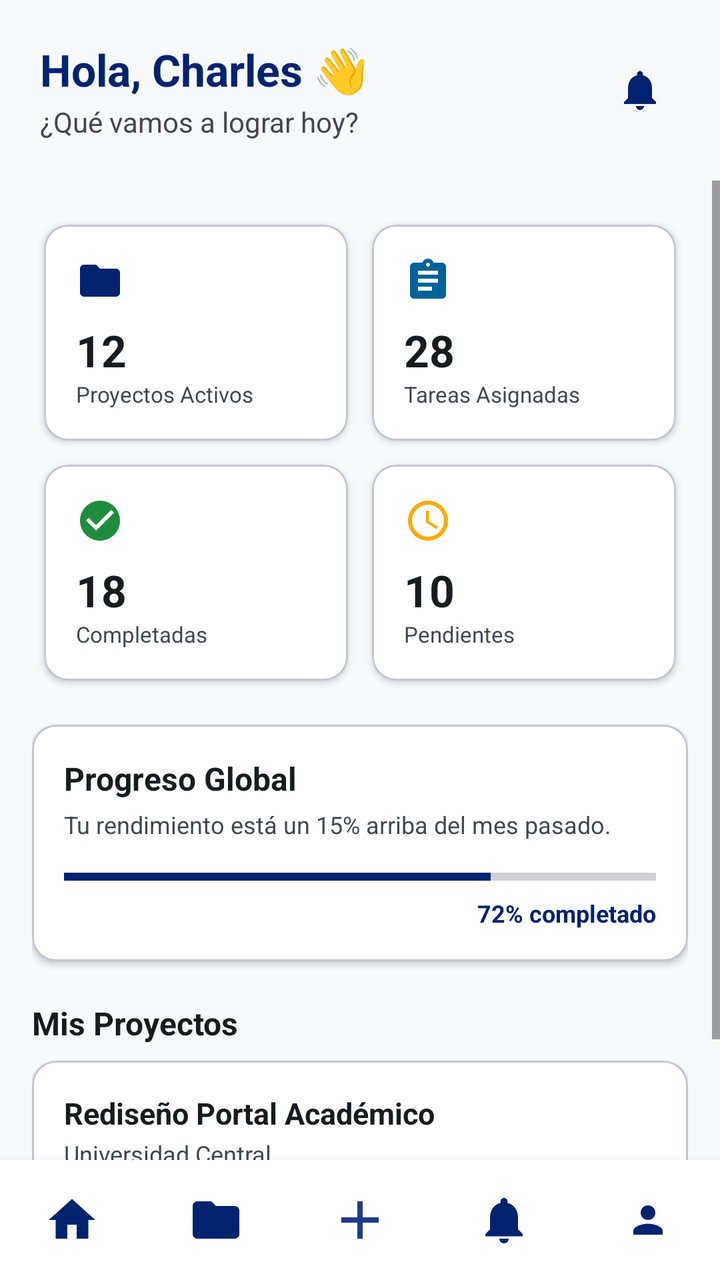
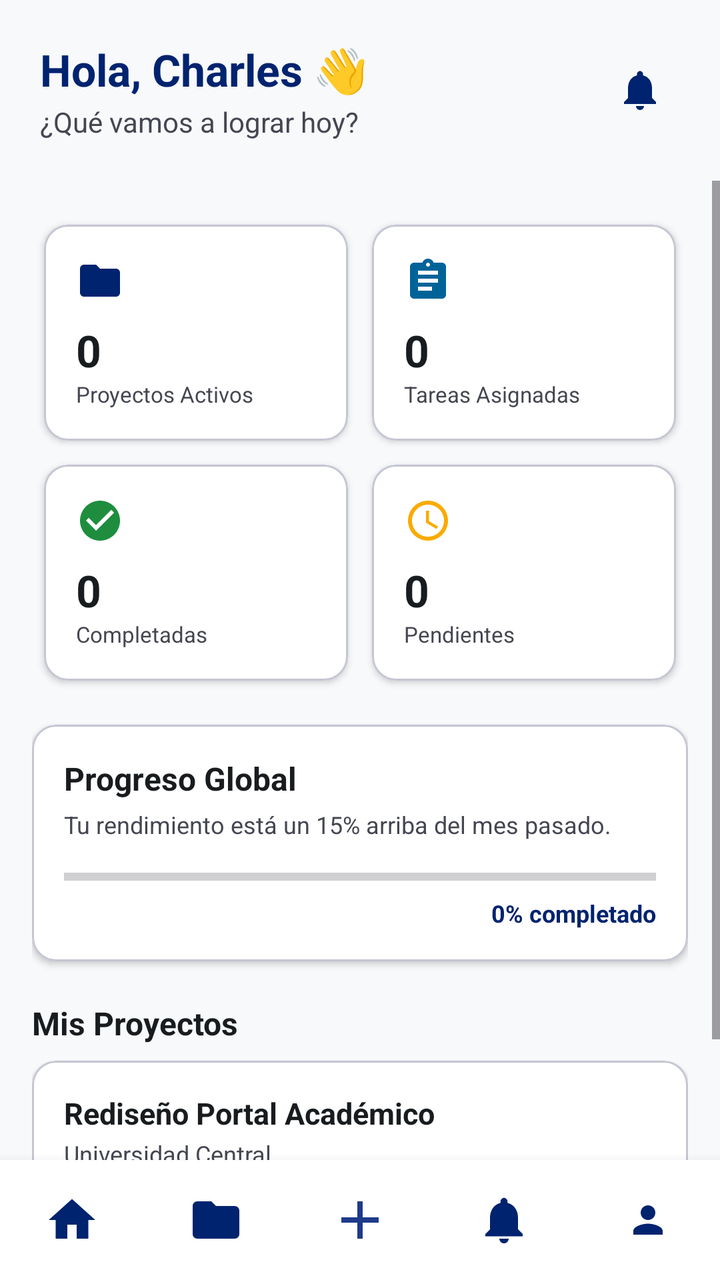

Screens rendered from an Android XML layout before and after an edit, with the pre-edit source and the edit as a unified diff.
<!-- AndroidManifest.xml: application theme Theme.MaquetaGestia -->
<!-- res/layout/activity_main.xml -->
<?xml version="1.0" encoding="utf-8"?>
<RelativeLayout xmlns:android="http://schemas.android.com/apk/res/android"
    xmlns:app="http://schemas.android.com/apk/res-auto"
    xmlns:tools="http://schemas.android.com/tools"
    android:id="@+id/main"
    android:layout_width="match_parent"
    android:layout_height="match_parent"
    android:background="@color/background"
    tools:context=".vista.MainActivity">

    
    <RelativeLayout
        android:id="@+id/headerTop"
        android:layout_width="match_parent"
        android:layout_height="wrap_content"
        android:padding="20dp">

        <LinearLayout
            android:layout_width="wrap_content"
            android:layout_height="wrap_content"
            android:layout_alignParentStart="true"
            android:orientation="vertical">

            <TextView
                android:id="@+id/tvGreeting"
                android:layout_width="wrap_content"
                android:layout_height="wrap_content"
                android:text="Hola, Charles 👋"
                android:textColor="@color/primary"
                android:textSize="22sp"
                android:textStyle="bold" />

            <TextView
                android:layout_width="wrap_content"
                android:layout_height="wrap_content"
                android:layout_marginTop="2dp"
                android:text="¿Qué vamos a lograr hoy?"
                android:textColor="@color/on_surface_variant"
                android:textSize="14sp" />
        </LinearLayout>

        
        <ImageButton
            android:id="@+id/btnNotifications"
            android:layout_width="40dp"
            android:layout_height="40dp"
            android:layout_alignParentEnd="true"
            android:layout_centerVertical="true"
            android:background="?attr/selectableItemBackgroundBorderless"
            android:contentDescription="Notificaciones"
            android:onClick="abrirNotificaciones"
            android:src="@drawable/ic_notifications"
            app:tint="@color/primary" />
    </RelativeLayout>

    
    <ScrollView
        android:layout_width="match_parent"
        android:layout_height="match_parent"
        android:layout_above="@id/bottomNavigation"
        android:layout_below="@id/headerTop"
        android:fillViewport="true">

        <LinearLayout
            android:layout_width="match_parent"
            android:layout_height="wrap_content"
            android:orientation="vertical"
            android:padding="16dp">

            
            <GridLayout
                android:layout_width="match_parent"
                android:layout_height="wrap_content"
                android:columnCount="2"
                android:rowCount="2">

                
                <com.google.android.material.card.MaterialCardView
                    android:layout_width="0dp"
                    android:layout_height="wrap_content"
                    android:layout_rowWeight="1"
                    android:layout_columnWeight="1"
                    android:layout_margin="6dp"
                    app:cardBackgroundColor="@color/surface_container_lowest"
                    app:cardCornerRadius="12dp"
                    app:cardElevation="2dp"
                    app:strokeColor="@color/outline_variant">

                    <LinearLayout
                        android:layout_width="match_parent"
                        android:layout_height="wrap_content"
                        android:onClick="abrirPantallaProyectos"
                        android:orientation="vertical"
                        android:padding="16dp">

                        <ImageView
                            android:layout_width="24dp"
                            android:layout_height="24dp"
                            android:src="@drawable/ic_folder"
                            app:tint="@color/primary" />

                        <TextView
                            android:layout_width="wrap_content"
                            android:layout_height="wrap_content"
                            android:layout_marginTop="8dp"
                            android:text="12"
                            android:textColor="@color/on_surface"
                            android:textSize="22sp"
                            android:textStyle="bold" />

                        <TextView
                            android:layout_width="wrap_content"
                            android:layout_height="wrap_content"
                            android:text="Proyectos Activos"
                            android:textColor="@color/on_surface_variant"
                            android:textSize="11sp" />
                    </LinearLayout>
                </com.google.android.material.card.MaterialCardView>

                
                <com.google.android.material.card.MaterialCardView
                    android:layout_width="0dp"
                    android:layout_height="wrap_content"
                    android:layout_rowWeight="1"
                    android:layout_columnWeight="1"
                    android:layout_margin="6dp"
                    app:cardBackgroundColor="@color/surface_container_lowest"
                    app:cardCornerRadius="12dp"
                    app:cardElevation="2dp"
                    app:strokeColor="@color/outline_variant">

                    <LinearLayout
                        android:layout_width="match_parent"
                        android:layout_height="wrap_content"
                        android:orientation="vertical"
                        android:padding="16dp">

                        <ImageView
                            android:layout_width="24dp"
                            android:layout_height="24dp"
                            android:src="@drawable/ic_assignment"
                            app:tint="@color/secondary" />

                        <TextView
                            android:layout_width="wrap_content"
                            android:layout_height="wrap_content"
                            android:layout_marginTop="8dp"
                            android:text="28"
                            android:textColor="@color/on_surface"
                            android:textSize="22sp"
                            android:textStyle="bold" />

                        <TextView
                            android:layout_width="wrap_content"
                            android:layout_height="wrap_content"
                            android:text="Tareas Asignadas"
                            android:textColor="@color/on_surface_variant"
                            android:textSize="11sp" />
                    </LinearLayout>
                </com.google.android.material.card.MaterialCardView>

                
                <com.google.android.material.card.MaterialCardView
                    android:layout_width="0dp"
                    android:layout_height="wrap_content"
                    android:layout_rowWeight="1"
                    android:layout_columnWeight="1"
                    android:layout_margin="6dp"
                    app:cardBackgroundColor="@color/surface_container_lowest"
                    app:cardCornerRadius="12dp"
                    app:cardElevation="2dp"
                    app:strokeColor="@color/outline_variant">

                    <LinearLayout
                        android:layout_width="match_parent"
                        android:layout_height="wrap_content"
                        android:orientation="vertical"
                        android:padding="16dp">

                        <ImageView
                            android:layout_width="24dp"
                            android:layout_height="24dp"
                            android:src="@drawable/ic_check_circle"
                            app:tint="@color/success_green" />

                        <TextView
                            android:layout_width="wrap_content"
                            android:layout_height="wrap_content"
                            android:layout_marginTop="8dp"
                            android:text="18"
                            android:textColor="@color/on_surface"
                            android:textSize="22sp"
                            android:textStyle="bold" />

                        <TextView
                            android:layout_width="wrap_content"
                            android:layout_height="wrap_content"
                            android:text="Completadas"
                            android:textColor="@color/on_surface_variant"
                            android:textSize="11sp" />
                    </LinearLayout>
                </com.google.android.material.card.MaterialCardView>

                
                <com.google.android.material.card.MaterialCardView
                    android:layout_width="0dp"
                    android:layout_height="wrap_content"
                    android:layout_rowWeight="1"
                    android:layout_columnWeight="1"
                    android:layout_margin="6dp"
                    app:cardBackgroundColor="@color/surface_container_lowest"
                    app:cardCornerRadius="12dp"
                    app:cardElevation="2dp"
                    app:strokeColor="@color/outline_variant">

                    <LinearLayout
                        android:layout_width="match_parent"
                        android:layout_height="wrap_content"
                        android:orientation="vertical"
                        android:padding="16dp">

                        <ImageView
                            android:layout_width="24dp"
                            android:layout_height="24dp"
                            android:src="@drawable/ic_schedule"
                            app:tint="@color/warning_amber" />

                        <TextView
                            android:layout_width="wrap_content"
                            android:layout_height="wrap_content"
                            android:layout_marginTop="8dp"
                            android:text="10"
                            android:textColor="@color/on_surface"
                            android:textSize="22sp"
                            android:textStyle="bold" />

                        <TextView
                            android:layout_width="wrap_content"
                            android:layout_height="wrap_content"
                            android:text="Pendientes"
                            android:textColor="@color/on_surface_variant"
                            android:textSize="11sp" />
                    </LinearLayout>
                </com.google.android.material.card.MaterialCardView>

            </GridLayout>

            
            <com.google.android.material.card.MaterialCardView
                android:layout_width="match_parent"
                android:layout_height="wrap_content"
                android:layout_marginTop="16dp"
                app:cardBackgroundColor="@color/surface_container_lowest"
                app:cardCornerRadius="12dp"
                app:cardElevation="2dp"
                app:strokeColor="@color/outline_variant">

                <LinearLayout
                    android:layout_width="match_parent"
                    android:layout_height="wrap_content"
                    android:onClick="abrirEstadisticas"
                    android:orientation="vertical"
                    android:padding="16dp">

                    <TextView
                        android:layout_width="wrap_content"
                        android:layout_height="wrap_content"
                        android:text="Progreso Global"
                        android:textColor="@color/on_surface"
                        android:textSize="16sp"
                        android:textStyle="bold" />

                    <TextView
                        android:layout_width="wrap_content"
                        android:layout_height="wrap_content"
                        android:layout_marginTop="4dp"
                        android:text="Tu rendimiento está un 15% arriba del mes pasado."
                        android:textColor="@color/on_surface_variant"
                        android:textSize="12sp" />

                    <ProgressBar
                        style="?android:attr/progressBarStyleHorizontal"
                        android:layout_width="match_parent"
                        android:layout_height="12dp"
                        android:layout_marginTop="12dp"
                        android:max="100"
                        android:progress="72"
                        android:progressTint="@color/primary" />

                    <TextView
                        android:layout_width="wrap_content"
                        android:layout_height="wrap_content"
                        android:layout_gravity="end"
                        android:layout_marginTop="4dp"
                        android:text="72% completado"
                        android:textColor="@color/primary"
                        android:textSize="12sp"
                        android:textStyle="bold" />
                </LinearLayout>
            </com.google.android.material.card.MaterialCardView>

            
            <TextView
                android:layout_width="wrap_content"
                android:layout_height="wrap_content"
                android:layout_marginTop="20dp"
                android:layout_marginBottom="8dp"
                android:text="Mis Proyectos"
                android:textColor="@color/on_surface"
                android:textSize="16sp"
                android:textStyle="bold" />

            
            <com.google.android.material.card.MaterialCardView
                android:layout_width="match_parent"
                android:layout_height="wrap_content"
                android:layout_marginBottom="12dp"
                app:cardBackgroundColor="@color/surface_container_lowest"
                app:cardCornerRadius="12dp"
                app:cardElevation="2dp"
                app:strokeColor="@color/outline_variant">

                <LinearLayout
                    android:layout_width="match_parent"
                    android:layout_height="wrap_content"
                    android:orientation="vertical"
                    android:padding="16dp">

                    <TextView
                        android:layout_width="wrap_content"
                        android:layout_height="wrap_content"
                        android:text="Rediseño Portal Académico"
                        android:textColor="@color/on_surface"
                        android:textSize="15sp"
                        android:textStyle="bold" />

                    <TextView
                        android:layout_width="wrap_content"
                        android:layout_height="wrap_content"
                        android:layout_marginTop="2dp"
                        android:text="Universidad Central"
                        android:textColor="@color/on_surface_variant"
                        android:textSize="12sp" />

                    <ProgressBar
                        style="?android:attr/progressBarStyleHorizontal"
                        android:layout_width="match_parent"
                        android:layout_height="8dp"
                        android:layout_marginTop="12dp"
                        android:max="100"
                        android:progress="80"
                        android:progressTint="@color/primary" />
                </LinearLayout>
            </com.google.android.material.card.MaterialCardView>

        </LinearLayout>
    </ScrollView>

    
    <LinearLayout
        android:id="@+id/bottomNavigation"
        android:layout_width="match_parent"
        android:layout_height="60dp"
        android:layout_alignParentBottom="true"
        android:background="@color/surface_container_lowest"
        android:elevation="8dp"
        android:gravity="center"
        android:orientation="horizontal">

        <ImageView
            android:layout_width="0dp"
            android:layout_height="28dp"
            android:layout_weight="1"
            android:src="@drawable/ic_home"
            app:tint="@color/primary" />

        <ImageView
            android:layout_width="0dp"
            android:layout_height="28dp"
            android:layout_weight="1"
            android:onClick="abrirPantallaProyectos"
            android:src="@drawable/ic_folder"
            app:tint="@color/primary" />

        <ImageView
            android:layout_width="0dp"
            android:layout_height="32dp"
            android:layout_weight="1"
            android:src="@drawable/ic_add"
            app:tint="@color/primary_container" />

        <ImageView
            android:layout_width="0dp"
            android:layout_height="28dp"
            android:layout_weight="1"
            android:onClick="abrirNotificaciones"
            android:src="@drawable/ic_notifications"
            app:tint="@color/primary" />

        <ImageView
            android:layout_width="0dp"
            android:layout_height="22dp"
            android:layout_weight="1"
            android:onClick="abrirPerfil"
            android:src="@drawable/ic_person"
            app:tint="@color/primary" />
    </LinearLayout>

</RelativeLayout>
<!-- resources referenced by this layout -->
<resources>
  <color name="background">#F7F9FB</color>
  <color name="on_surface">#191C1E</color>
  <color name="on_surface_variant">#444651</color>
  <color name="outline_variant">#C5C5D3</color>
  <color name="primary">#00236F</color>
  <color name="primary_container">#1E3A8A</color>
  <color name="secondary">#006398</color>
  <color name="success_green">#1E8E3E</color>
  <color name="surface_container_lowest">#FFFFFF</color>
  <color name="warning_amber">#F9AB00</color>
  <!-- drawable ic_add (drawable) -->
  <vector xmlns:android="http://schemas.android.com/apk/res/android"
      android:width="24dp"
      android:height="24dp"
      android:viewportWidth="24"
      android:viewportHeight="24">
      <path
          android:fillColor="@color/on_primary"
          android:pathData="M19,13h-6v6h-2v-6H5v-2h6V5h2v6h6v2z"/>
  </vector>
  <!-- drawable ic_check_circle (drawable) -->
  <vector xmlns:android="http://schemas.android.com/apk/res/android"
      android:width="24dp"
      android:height="24dp"
      android:viewportWidth="24"
      android:viewportHeight="24">
      <path
          android:fillColor="@color/success_green"
          android:pathData="M12,2C6.48,2 2,6.48 2,12s4.48,10 10,10 10,-4.48 10,-10S17.52,2 12,2zM10,17l-5,-5 1.41,-1.41L10,14.17l7.59,-7.59L19,8l-9,9z"/>
  </vector>
  <!-- drawable ic_folder (drawable) -->
  <vector xmlns:android="http://schemas.android.com/apk/res/android"
      android:width="24dp"
      android:height="24dp"
      android:viewportWidth="24"
      android:viewportHeight="24">
      <path
          android:fillColor="@color/primary"
          android:pathData="M10,4H4c-1.1,0 -1.99,0.9 -1.99,2L2,18c0,1.1 0.9,2 2,2h16c1.1,0 2,-0.9 2,-2V8c0,-1.1 -0.9,-2 -2,-2h-8l-2,-2z"/>
  </vector>
  <!-- drawable ic_home (drawable) -->
  <vector xmlns:android="http://schemas.android.com/apk/res/android"
      android:width="24dp"
      android:height="24dp"
      android:viewportWidth="24"
      android:viewportHeight="24">
      <path
          android:fillColor="@color/primary"
          android:pathData="M10,20v-6h4v6h5v-8h3L12,3 2,12h3v8z"/>
  </vector>
  <!-- drawable ic_notifications (drawable) -->
  <vector xmlns:android="http://schemas.android.com/apk/res/android"
      android:width="24dp"
      android:height="24dp"
      android:viewportWidth="24"
      android:viewportHeight="24">
      <path
          android:fillColor="@color/primary"
          android:pathData="M12,22c1.1,0 2,-0.9 2,-2h-4c0,1.1 0.89,2 2,2zM18,16v-5c0,-3.07 -1.63,-5.64 -4.5,-6.32V4c0,-0.83 -0.83,-1.5 -1.5,-1.5s-1.5,0.67 -1.5,1.5v0.68C7.64,5.36 6,7.92 6,11v5l-2,2v1h16v-1l-2,-2z"/>
  </vector>
  <!-- drawable ic_person (drawable) -->
  <vector xmlns:android="http://schemas.android.com/apk/res/android"
      android:width="24dp"
      android:height="24dp"
      android:viewportWidth="24"
      android:viewportHeight="24">
      <path
          android:fillColor="@color/primary"
          android:pathData="M12,12c2.21,0 4,-1.79 4,-4s-1.79,-4 -4,-4 -4,1.79 -4,4 1.79,4 4,4zM12,14c-2.67,0 -8,1.34 -8,4v2h16v-2c0,-2.66 -5.33,-4 -8,-4z"/>
  </vector>
  <!-- drawable ic_schedule (drawable) -->
  <vector xmlns:android="http://schemas.android.com/apk/res/android"
      android:width="24dp"
      android:height="24dp"
      android:viewportWidth="24"
      android:viewportHeight="24">
      <path
          android:fillColor="@color/warning_amber"
          android:pathData="M11.99,2C6.47,2 2,6.48 2,12s4.47,10 9.99,10C17.52,22 22,17.52 22,12S17.52,2 11.99,2zM12,20c-4.42,0 -8,-3.58 -8,-8s3.58,-8 8,-8 8,3.58 8,8 -3.58,8 -8,8zM12.5,7H11v6l5.25,3.15 0.75,-1.23 -4.5,-2.67z"/>
  </vector>
  <style name="Theme.MaquetaGestia" parent="Base.Theme.MaquetaGestia" />
  <color name="on_primary">#FFFFFF</color>
  <color name="on_primary_container">#90A8FF</color>
  <color name="on_secondary">#FFFFFF</color>
  <color name="secondary_container">#5BB8FE</color>
  <color name="surface">#F7F9FB</color>
  <color name="outline">#757682</color>
  <color name="error">#BA1A1A</color>
  <color name="error_container">#FFDAD6</color>
  <color name="on_error">#FFFFFF</color>
  <!-- unchanged entries left out for length: 2 -->
</resources>

<!-- the commit's change to res/layout/activity_main.xml (unified diff, before → after) -->
@@ -100,10 +100,11 @@
                             app:tint="@color/primary" />
 
                         <TextView
+                            android:id="@+id/lblKpiProyectos"
                             android:layout_width="wrap_content"
                             android:layout_height="wrap_content"
                             android:layout_marginTop="8dp"
-                            android:text="12"
+                            android:text="0"
                             android:textColor="@color/on_surface"
                             android:textSize="22sp"
                             android:textStyle="bold" />
@@ -142,10 +143,11 @@
                             app:tint="@color/secondary" />
 
                         <TextView
+                            android:id="@+id/lblKpiTareas"
                             android:layout_width="wrap_content"
                             android:layout_height="wrap_content"
                             android:layout_marginTop="8dp"
-                            android:text="28"
+                            android:text="0"
                             android:textColor="@color/on_surface"
                             android:textSize="22sp"
                             android:textStyle="bold" />
@@ -184,10 +186,11 @@
                             app:tint="@color/success_green" />
 
                         <TextView
+                            android:id="@+id/lblKpiCompletadas"
                             android:layout_width="wrap_content"
                             android:layout_height="wrap_content"
                             android:layout_marginTop="8dp"
-                            android:text="18"
+                            android:text="0"
                             android:textColor="@color/on_surface"
                             android:textSize="22sp"
                             android:textStyle="bold" />
@@ -226,10 +229,11 @@
                             app:tint="@color/warning_amber" />
 
                         <TextView
+                            android:id="@+id/lblKpiPendientes"
                             android:layout_width="wrap_content"
                             android:layout_height="wrap_content"
                             android:layout_marginTop="8dp"
-                            android:text="10"
+                            android:text="0"
                             android:textColor="@color/on_surface"
                             android:textSize="22sp"
                             android:textStyle="bold" />
@@ -279,20 +283,22 @@
                         android:textSize="12sp" />
 
                     <ProgressBar
+                        android:id="@+id/progressBarGlobal"
                         style="?android:attr/progressBarStyleHorizontal"
                         android:layout_width="match_parent"
                         android:layout_height="12dp"
                         android:layout_marginTop="12dp"
                         android:max="100"
-                        android:progress="72"
+                        android:progress="0"
                         android:progressTint="@color/primary" />
 
                     <TextView
+                        android:id="@+id/lblPorcentajeProgreso"
                         android:layout_width="wrap_content"
                         android:layout_height="wrap_content"
                         android:layout_gravity="end"
                         android:layout_marginTop="4dp"
-                        android:text="72% completado"
+                        android:text="0% completado"
                         android:textColor="@color/primary"
                         android:textSize="12sp"
                         android:textStyle="bold" />
@@ -383,6 +389,7 @@
             app:tint="@color/primary" />
 
         <ImageView
+            android:id="@+id/btnAddProjectNav"
             android:layout_width="0dp"
             android:layout_height="32dp"
             android:layout_weight="1"
